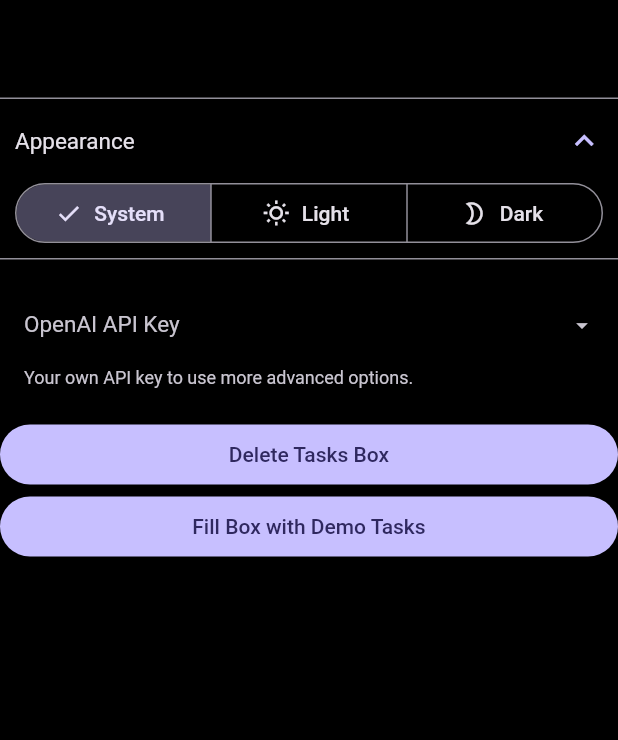
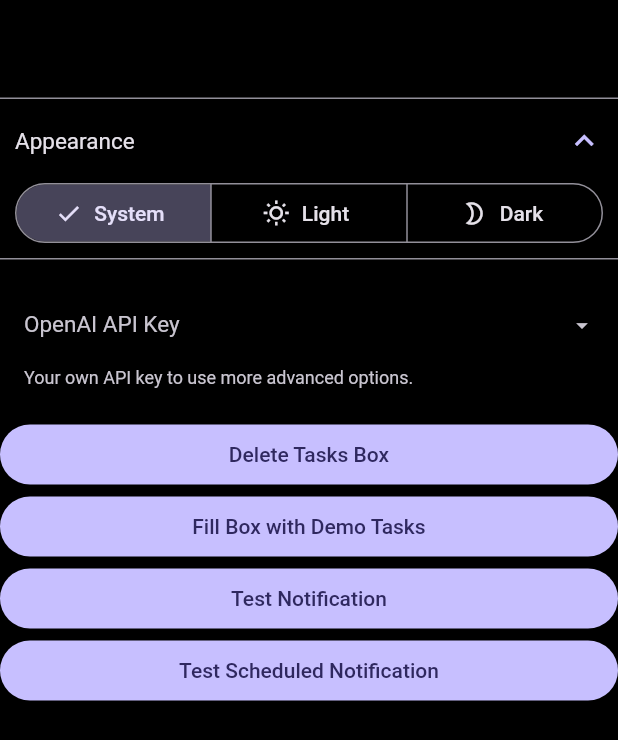
Before and after one commit to Laesx/ark_tasks, a Flutter app: the SettingsAppTab widget shown alone on an empty page, opened directly with empty values, on a phone screen of 412 x 824 dp. Shown: the top 740 px of the screen. Run offline on Flutter 3.47's test engine with Material 3 defaults, Android fonts, the phone set to English and light mode, and no system bars; our stand-ins replace flutter_local_notifications, hive, ionicons, shared_preferences, timezone; missing offline and left inert: choice, dart_openai; accounts and stored records are empty; Roboto replaces fonts that are missing (Rubik).

Commit message:
Notifications!

```diff
--- a/lib/main.dart
+++ b/lib/main.dart
@@ -1,5 +1,6 @@
 import 'package:ark_jots/modules/schedule/schedule_providers.dart';
 import 'package:ark_jots/utils/ai_service.dart';
+import 'package:ark_jots/utils/local_notification_service.dart';
 import 'package:ark_jots/utils/options.dart';
 import 'package:flutter/material.dart';
 import 'package:intl/date_symbol_data_local.dart';
@@ -10,8 +11,10 @@ import 'utils/app_theme.dart';
 
 //void main() => runApp(MyApp());
 Future<void> main() async {
+  WidgetsFlutterBinding.ensureInitialized();
   // Initializes the locale in Spanish (hardcoded for now)
   await initializeDateFormatting("es_ES", null);
+  await LocalNotificationService().init();
   await Options.init();
   //await SharedPrefs().init();
 
--- a/lib/modules/home/home_provider.dart
+++ b/lib/modules/home/home_provider.dart
@@ -5,6 +5,7 @@ enum HomeTab {
   //missions,
   tasks,
   schedule,
+  notes,
   settings;
 
   String get title => switch (this) {
@@ -12,6 +13,7 @@ enum HomeTab {
         //missions => 'Missions',
         tasks => 'Tareas',
         schedule => 'Horario',
+        notes => 'Notas',
         settings => 'Opciones',
       };
 
@@ -20,6 +22,7 @@ enum HomeTab {
         //missions => Icons.people_alt_outlined,
         tasks => Icons.task_alt_outlined,
         schedule => Icons.schedule_outlined,
+        notes => Icons.note_outlined,
         settings => Icons.settings_outlined,
       };
 }
--- a/lib/modules/home/home_view.dart
+++ b/lib/modules/home/home_view.dart
@@ -65,6 +65,7 @@ class _HomeViewState extends State<HomeView>
           ),
           TasksView(ScrollController()),
           ScheduleView(ScrollController()),
+          Text("data"),
           const SettingsView(),
         ]));
   }
--- a/lib/modules/settings/settings_app_tab.dart
+++ b/lib/modules/settings/settings_app_tab.dart
@@ -3,6 +3,7 @@ import 'package:ark_jots/utils/options.dart';
 import 'package:ark_jots/widgets/layouts/top_bar.dart';
 import 'package:flutter/material.dart';
 import 'package:provider/provider.dart';
+import 'package:ark_jots/utils/local_notification_service.dart';
 
 class SettingsAppTab extends StatelessWidget {
   const SettingsAppTab(this.scrollCtrl);
@@ -71,6 +72,13 @@ class SettingsAppTab extends StatelessWidget {
         ElevatedButton(
             onPressed: () => taskProvider.fillBoxWithDemoTasks(),
             child: Text('Fill Box with Demo Tasks')),
+        ElevatedButton(
+            onPressed: () => LocalNotificationService()
+                .showNotificationAndroid("Title", "Value"),
+            child: Text('Test Notification')),
+        ElevatedButton(
+            onPressed: () => LocalNotificationService().showTimedNotification(),
+            child: Text('Test Scheduled Notification'))
       ],
     );
   }
--- a/pubspec.yaml
+++ b/pubspec.yaml
@@ -46,6 +46,7 @@ dependencies:
   choice: ^2.3.2
   async: ^2.11.0
   flutter_native_splash: ^2.4.0
+  flutter_local_notifications: ^17.1.2
 
 dev_dependencies:
   flutter_test:
```
Also changed, not shown: lib/modules/schedule/schedule_details.dart (+4 -6 lines), lib/utils/local_notification_service.dart (added, +74 -0 lines), lib/widgets/fields/weekday_field.dart (renamed from lib/widgets/fields/date_field.dart, +5 -5 lines), pubspec.lock, 2 other files.
